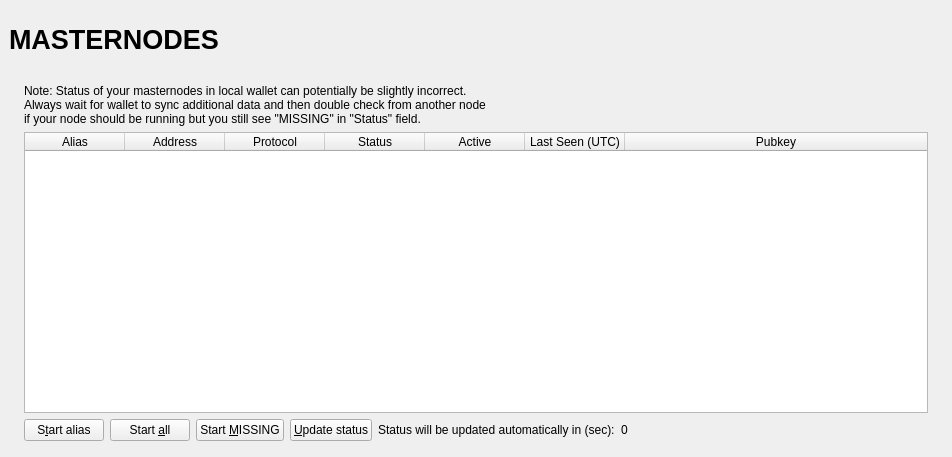
Old version of the form src/qt/forms/masternodelist.ui in the repository worldpaycoin/WPAY.
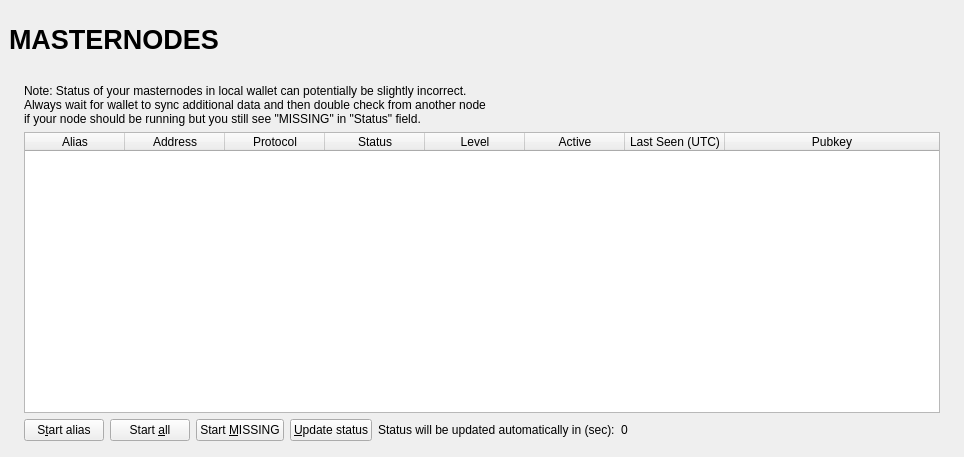
New version of the form.

Commit message:
Masternode Level Upgrade
There are 4 classifications of WPAY masternodes.

```diff
--- a/src/qt/forms/masternodelist.ui
+++ b/src/qt/forms/masternodelist.ui
@@ -6,7 +6,7 @@
    <rect>
     <x>0</x>
     <y>0</y>
-    <width>723</width>
+    <width>964</width>
     <height>457</height>
    </rect>
   </property>
@@ -260,6 +260,11 @@
                     <string>Status</string>
                    </property>
                   </column>
+                  <column>
+                   <property name="text">
+                    <string>Level</string>
+                   </property>
+                  </column>
                   <column>
                    <property name="text">
                     <string>Active</string>
```
The commit also changes 30 other files.
